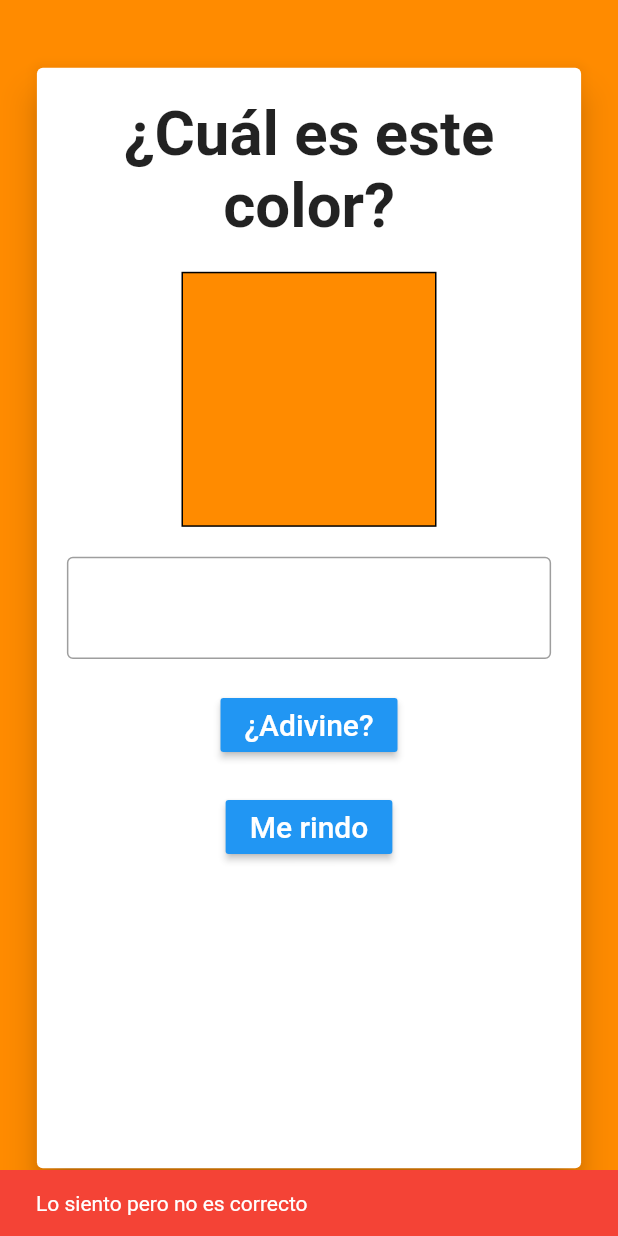
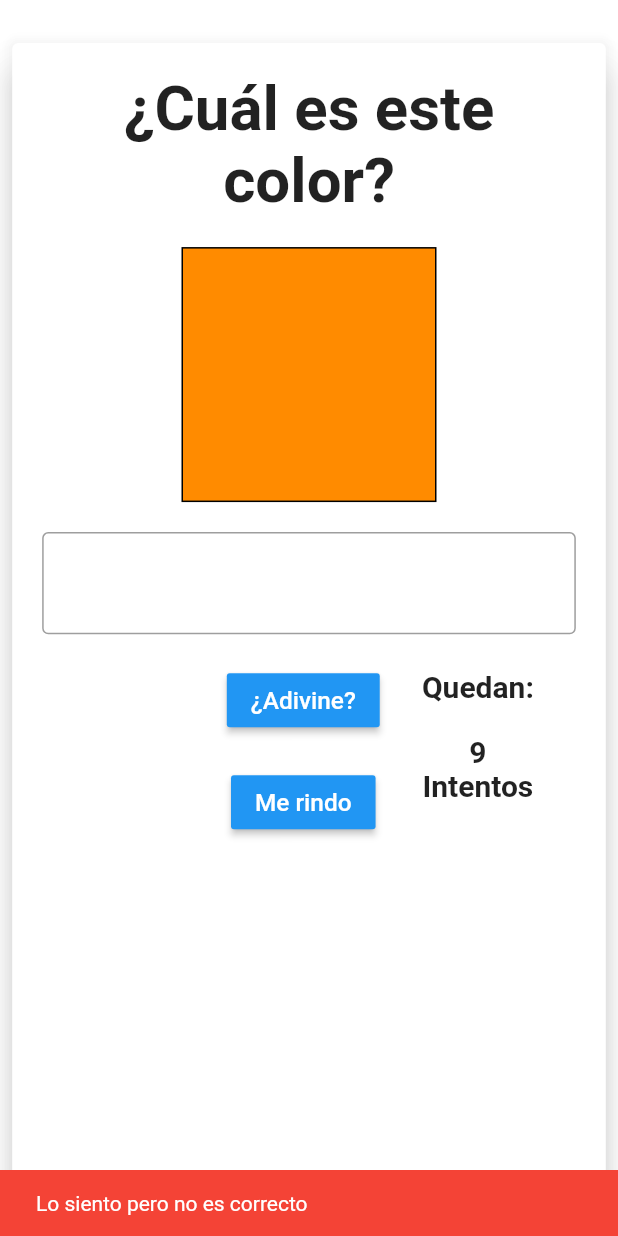
Before and after one commit to AmbrocioIsaias2808/Flutter-app-AdivinaElColor, a Flutter app: the Game screen opened by its route, after a tap on "¿Adivine?", on a phone screen of 412 x 824 dp. Run offline on Flutter 3.47's test engine with Material 2 defaults, Android fonts, the phone set to English and light mode, and no system bars; our stand-ins replace audioplayers.

Commit message:
Version 2.0: Cambios a petición

```diff
--- a/lib/main.dart
+++ b/lib/main.dart
@@ -30,19 +30,19 @@ class Home extends StatelessWidget {
   Widget build(BuildContext context) {
     var size= MediaQuery.of(context).size;
     return Scaffold(
-      backgroundColor: colors[randomNumber(0, 11)]["color"],
+      backgroundColor: Colors.white70,
       body: Center(
         child: Container(
           width: size.width*0.9,
           height: size.height*0.9,
           child: Card(
-            elevation: 10,
+            elevation: 20,
             child: Padding(
               padding: EdgeInsets.all(20),
               child: Column(
                 children: <Widget>[
                   Text("Adivina el Color", textAlign: TextAlign.center, style: TextStyle(fontSize: size.height*0.05, fontWeight: FontWeight.bold),),
-                  Text("EL JUEGO", textAlign: TextAlign.center, style: TextStyle(fontSize: size.height*0.03, fontWeight: FontWeight.bold),),
+                  Text("DIBULINK", textAlign: TextAlign.center, style: TextStyle(fontSize: size.height*0.03, fontWeight: FontWeight.bold),),
                   SizedBox(height: 50,),
                   RaisedButton(child: Text("JUGAR", style: TextStyle(color: Colors.white),), onPressed: (){
                     Navigator.pushNamed(context, "/Game");
--- a/lib/views/Game.dart
+++ b/lib/views/Game.dart
@@ -1,7 +1,9 @@
+import 'package:audioplayers/audio_cache.dart';
 import 'package:flutter/material.dart';
-
+import 'package:audioplayers/audioplayers.dart';
 import '../Utils.dart';
 import '../colors.dart';
+
 
 class Game extends StatefulWidget {
   @override
@@ -14,14 +16,42 @@ class _GameState extends State<Game> {
   dynamic _RandColor;
   GlobalKey<ScaffoldState> _Scaffoldkey;
 
+  AudioPlayer audioPlayer = new AudioPlayer();
+  AudioCache audioCache = AudioCache();
   int guess=1;
+  bool win=true;
+  int intentos=10;
 
   @override
   void initState() {
     // TODO: implement initState
     _Scaffoldkey = new GlobalKey<ScaffoldState>();
     _RandColor= colors[randomNumber(0, 11)];
+    preloadAudio();
     super.initState();
+  }
+
+  void preloadAudio(){
+     List<String> AudioNames = List<String>();
+     colors.forEach((element) {
+       AudioNames.add("audios/${element['name']}.mp3");
+     });
+     audioCache.loadAll(AudioNames);
+  }
+
+  int contador=5;
+  void countDownTimer({int num=5, int limit=0})async{
+    if(num==limit){
+      await Future.delayed(Duration(seconds: 1)).then((value) => Navigator.pop(context));
+      return;
+    }
+
+    Future.delayed(Duration(seconds: 1)).then((value){
+      setState(() {
+        contador--;
+      });
+      countDownTimer(num: contador, limit: limit);
+    });
   }
 
   @override
@@ -29,41 +59,17 @@ class _GameState extends State<Game> {
     var size= MediaQuery.of(context).size;
     return Scaffold(
       key: _Scaffoldkey,
-      backgroundColor: colors[randomNumber(0, 11)]["color"],
+      backgroundColor: Colors.white70,
       body: Center(
         child: Container(
-          width: size.width*0.9,
-          height: size.height*0.9,
+          width: size.width*0.98,
+          height: size.height*0.94,
           child: Card(
             elevation: 10,
             child: Padding(
               padding: EdgeInsets.all(20),
               child: SingleChildScrollView(
-                child: Column(
-                  children: <Widget>[
-                    guess==1?Text("¿Cuál es este color?", textAlign: TextAlign.center, style: TextStyle(fontSize: size.height*0.05, fontWeight: FontWeight.bold),):SizedBox(),
-                    // Text("EL JUEGO", textAlign: TextAlign.center, style: TextStyle(fontSize: size.height*0.03, fontWeight: FontWeight.bold),),
-                    SizedBox(height: 20,),
-                    guess==1?Container(decoration: BoxDecoration(border: Border.all(color: Colors.black), color:_RandColor["color"]),width: 170, height: 170,):SizedBox(),
-                    SizedBox(height: 20,),
-                    guess==1?TextField(
-                      textCapitalization: TextCapitalization.words,
-                      controller: _Text,
-                      decoration: InputDecoration(
-                        suffix: Icon(Icons.edit),
-                        border:  OutlineInputBorder(
-                          borderSide: BorderSide(width: 5.0),
-                        ),
-
-                      ),
-                    ):SizedBox(),
-                    SizedBox(height: 20,),
-                    RaisedButton(child: Text(guess==1?"¿Adivine?":"Siguiente Nivel", style: TextStyle(color: Colors.white, fontSize: 20),), color: Colors.blue, onPressed: ()=>ButtonAdivinar()),
-                    SizedBox(height: 20,),
-                    RaisedButton(child: Text(guess==1?"Me rindo":"Regresar", style: TextStyle(color: Colors.white, fontSize: 20),), color: Colors.blue, onPressed: ()=>ButtonMeRindo(),),
-
-                  ],
-                ),
+                child: _Cuerpo( context),
               ),
             ),
           ),
@@ -73,34 +79,150 @@ class _GameState extends State<Game> {
   }
 
 
-  ButtonAdivinar(){
-    print(_Text.text);
-    print(guess);
-    print(_RandColor["name"]==_Text.text);
-    if(guess==1){
+  ButtonAdivinar()async{
       _Scaffoldkey.currentState.removeCurrentSnackBar();
       if(_RandColor["name"]==_Text.text){
+        setState(() {
+          guess=2;
+        });
+
         _Scaffoldkey.currentState.showSnackBar(SnackBar(content: Text('Lo lograste!!!!!!!!!!!!!'), backgroundColor: Colors.green,));
-        setState(() {guess=2;});
+        audioPlayer = await audioCache.play("audios/${_RandColor['name']}.mp3");
+        audioPlayer.onPlayerCompletion.listen((event) {
+          setState(() {
+            _RandColor=colors[randomNumber(0, 11)];
+            guess=1;
+            _Text.text="";
+            intentos=10;
+            _Scaffoldkey.currentState.removeCurrentSnackBar();
+          });
+        });
       }else{
-        _Scaffoldkey.currentState.showSnackBar(SnackBar(content: Text('Lo siento pero no es correcto'), backgroundColor: Colors.red,));
+
+        setState(() {
+          intentos--;
+        });
+        if(intentos==0){
+          setState(() {
+            guess=2;
+            win=false;
+            _Text.text=_Text.text=_RandColor["name"];
+          });
+          _Scaffoldkey.currentState.showSnackBar(SnackBar(content: Text('El color era: ${_RandColor["name"]}'), backgroundColor: Colors.green,));
+
+          audioPlayer = await audioCache.play("audios/${_RandColor['name']}.mp3");
+          audioPlayer.onPlayerCompletion.listen((event) {
+            setState(()async {
+              await countDownTimer();
+            });
+          });
+
+        }else{
+          _Scaffoldkey.currentState.showSnackBar(SnackBar(content: Text('Lo siento pero no es correcto'), backgroundColor: Colors.red,));
+        }
       }
 
-    }else{
-      setState(() {_RandColor=colors[randomNumber(0, 11)]; guess=1;});
-    }
+
 
 
   }
 
-  ButtonMeRindo() {
+  ButtonMeRindo() async{
+
+      _Scaffoldkey.currentState.removeCurrentSnackBar();
+
+        _Scaffoldkey.currentState.showSnackBar(SnackBar(content: Text('El color era: ${_RandColor["name"]}'), backgroundColor: Colors.green,));
+        setState(() {_Text.text=_RandColor["name"]; guess=2; win=false;});
+            audioPlayer = await audioCache.play("audios/${_RandColor['name']}.mp3");
+            audioPlayer.onPlayerCompletion.listen((event) {
+              setState(()async {
+                await countDownTimer();
+              });
+      });
+
+  }
+
+   Widget _Cuerpo(BuildContext context) {
+    final size= MediaQuery.of(context).size;
+    return Column(
+      children: <Widget>[
+        Text("¿Cuál es este color?", textAlign: TextAlign.center, style: TextStyle(fontSize: size.height*0.05, fontWeight: FontWeight.bold),),
+        // Text("EL JUEGO", textAlign: TextAlign.center, style: TextStyle(fontSize: size.height*0.03, fontWeight: FontWeight.bold),),
+        SizedBox(height: 20,),
+        Container(decoration: BoxDecoration(border: Border.all(color: Colors.black), color:_RandColor["color"]),width: 170, height: 170,),
+        SizedBox(height: 20,),
+        TextField(
+          textCapitalization: TextCapitalization.words,
+          controller: _Text,
+          enabled: guess==1,
+          textInputAction: TextInputAction.done,
+          decoration: InputDecoration(
+            suffix: Icon(Icons.edit),
+            border:  OutlineInputBorder(
+              borderSide: BorderSide(width: 5.0),
+            ),
+
+          ),
+        ),
+        _PanelBotones(context)
+      ],
+    );
+   }
+
+   Widget _PanelBotones(BuildContext context) {
+      final size= MediaQuery.of(context).size;
+      return Center(
+        child: Row(
+          children: <Widget>[
+            Container(
+              width: size.width*0.28,
+              //color: Colors.red,
+              child: _CounterDisplay(context)
+            ),
+            Container(
+              width: size.width*0.285,
+              //color:Colors.pinkAccent,
+              child: Column(children: <Widget>[
+              SizedBox(height: 20,),
+              RaisedButton(child: Text("¿Adivine?", style: TextStyle(color: Colors.white, fontSize: 16.28),), color: Colors.blue, onPressed: guess==1?()=>ButtonAdivinar():null),
+              SizedBox(height: 20,),
+              RaisedButton(child: Text("Me rindo", style: TextStyle(color: Colors.white, fontSize: 16.28),), color: Colors.blue, onPressed: guess==1?()=>ButtonMeRindo():null,),
+
+            ],),),
+            Container(
+              width: size.width*0.28,
+             // color: Colors.red,
+              child: Column(children: <Widget>[
+                Text("Quedan:", style: TextStyle(fontWeight: FontWeight.bold, fontSize: 20, ),),
+                SizedBox(height: 20,),
+                Text("$intentos", style: TextStyle(fontWeight: FontWeight.bold, fontSize: 20)),
+                Text("Intentos", style: TextStyle(fontWeight: FontWeight.bold, fontSize: 20))
+              ],
+              ),
+            ),
+          ],
+        ),
+      );
+   }
+
+  Widget _CounterDisplay(BuildContext context) {
+
     if(guess==1){
-      _Scaffoldkey.currentState.removeCurrentSnackBar();
-        _Scaffoldkey.currentState.showSnackBar(SnackBar(content: Text('El color era: ${_RandColor["name"]}'), backgroundColor: Colors.green,));
-        setState(() {guess=2;});
+      return SizedBox();
+    }else if(guess==2 && win==true){
+      return Text("Bien Hecho!!!!!", style: TextStyle(fontWeight: FontWeight.bold, fontSize: 18),);
     }else{
-      Navigator.pop(context);
+      return Column(children: <Widget>[
+        Text("Volviendo", style: TextStyle(fontWeight: FontWeight.bold, fontSize: 18),),
+        Text("al menú", style: TextStyle(fontWeight: FontWeight.bold, fontSize: 18),),
+        Text("en: ", style: TextStyle(fontWeight: FontWeight.bold, fontSize: 18),),
+        SizedBox(height: 20,),
+        Text("$contador", style: TextStyle(fontWeight: FontWeight.bold, fontSize: 20))
+      ],);
     }
 
+
+
   }
+
 }
--- a/lib/views/colorList.dart
+++ b/lib/views/colorList.dart
@@ -9,7 +9,7 @@ class ColorList extends StatelessWidget {
   Widget build(BuildContext context) {
     var size= MediaQuery.of(context).size;
     return Scaffold(
-      backgroundColor: colors[randomNumber(0, 11)]["color"],
+      backgroundColor: Colors.white70,
       body: Center(
         child: Container(
           width: size.width*0.9,
--- a/pubspec.yaml
+++ b/pubspec.yaml
@@ -28,6 +28,7 @@ dependencies:
   # The following adds the Cupertino Icons font to your application.
   # Use with the CupertinoIcons class for iOS style icons.
   cupertino_icons: ^0.1.3
+  audioplayers: ^0.15.1 #https://pub.dev/packages/audioplayers#-readme-tab-
 
 dev_dependencies:
   flutter_test:
@@ -45,8 +46,8 @@ flutter:
   uses-material-design: true
 
   # To add assets to your application, add an assets section, like this:
-  # assets:
-  #   - images/a_dot_burr.jpeg
+  assets:
+     - assets/audios/
   #   - images/a_dot_ham.jpeg
 
   # An image asset can refer to one or more resolution-specific "variants", see
```
Also changed, not shown: pubspec.lock, 12 other files.
